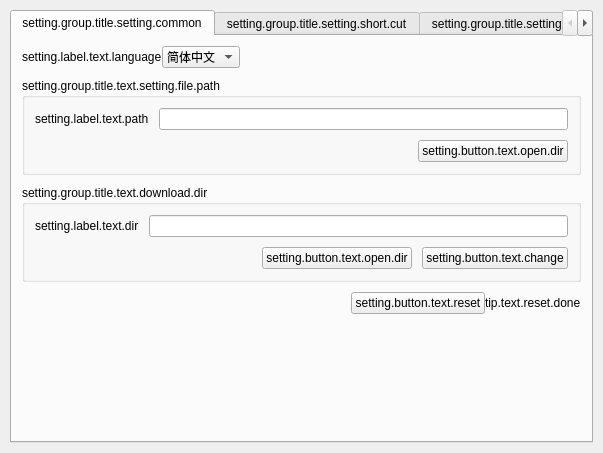
DoYoungDo/DrawingBoard, file settingview.ui: the form before one commit.
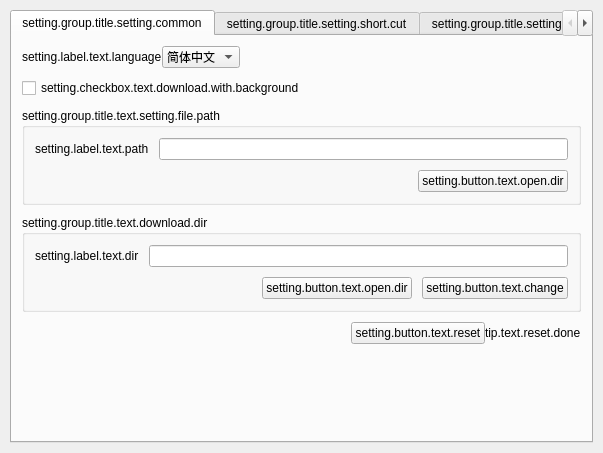
The form after the commit. Icons and pictures are not drawn.

What changed in the file:
```diff
--- a/settingview.ui
+++ b/settingview.ui
@@ -95,6 +95,33 @@
          </item>
         </layout>
        </item>
+       <item>
+        <layout class="QHBoxLayout" name="horizontalLayout_16">
+         <property name="spacing">
+          <number>0</number>
+         </property>
+         <item>
+          <widget class="QCheckBox" name="checkBox_saveBackground">
+           <property name="text">
+            <string>setting.checkbox.text.download.with.background</string>
+           </property>
+          </widget>
+         </item>
+         <item>
+          <spacer name="horizontalSpacer_5">
+           <property name="orientation">
+            <enum>Qt::Horizontal</enum>
+           </property>
+           <property name="sizeHint" stdset="0">
+            <size>
+             <width>40</width>
+             <height>20</height>
+            </size>
+           </property>
+          </spacer>
+         </item>
+        </layout>
+       </item>
        <item>
         <widget class="QGroupBox" name="groupBox">
          <property name="title">
```
